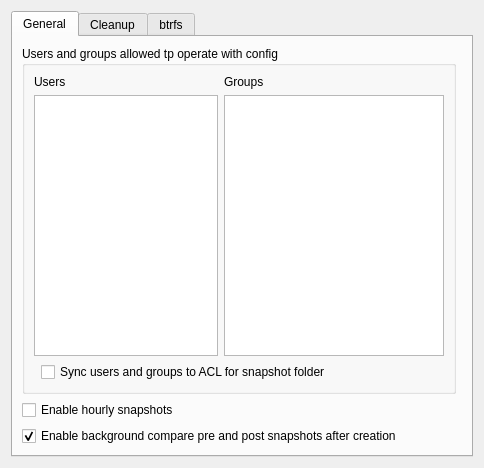
Before: the Qt Designer form widgets/ConfigSettingsWidget/ConfigSettingsWidget.ui in Wanket/DeSnapper, drawn with Qt 5.
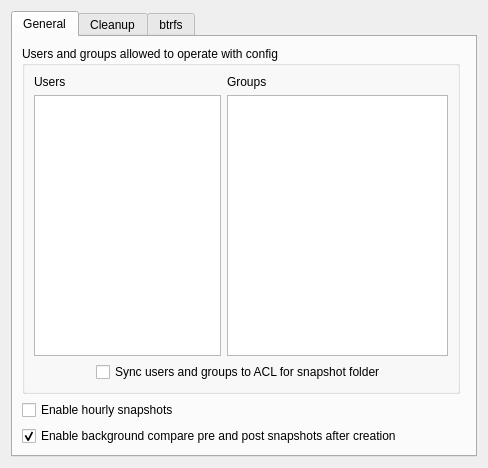
After: the same form once the commit is applied. Custom widgets are drawn as their Qt base class.

```diff
--- a/widgets/ConfigSettingsWidget/ConfigSettingsWidget.ui
+++ b/widgets/ConfigSettingsWidget/ConfigSettingsWidget.ui
@@ -6,7 +6,7 @@
    <rect>
     <x>0</x>
     <y>0</y>
-    <width>484</width>
+    <width>488</width>
     <height>468</height>
    </rect>
   </property>
@@ -41,7 +41,7 @@
        <item row="0" column="0">
         <widget class="QGroupBox" name="permGroupBox">
          <property name="title">
-          <string>Users and groups allowed tp operate with config</string>
+          <string>Users and groups allowed to operate with config</string>
          </property>
          <property name="checkable">
           <bool>false</bool>
@@ -77,6 +77,12 @@
               <property name="orientation">
                <enum>Qt::Horizontal</enum>
               </property>
+              <property name="sizeHint" stdset="0">
+               <size>
+                <width>0</width>
+                <height>0</height>
+               </size>
+              </property>
              </spacer>
             </item>
             <item>
@@ -91,6 +97,12 @@
               <property name="orientation">
                <enum>Qt::Horizontal</enum>
               </property>
+              <property name="sizeHint" stdset="0">
+               <size>
+                <width>0</width>
+                <height>0</height>
+               </size>
+              </property>
              </spacer>
             </item>
            </layout>
```
